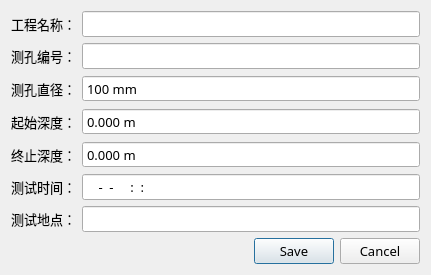
Qt form src/PrjInfoDialog.ui (jerky168/BoreholeAnalyzer) before a commit.
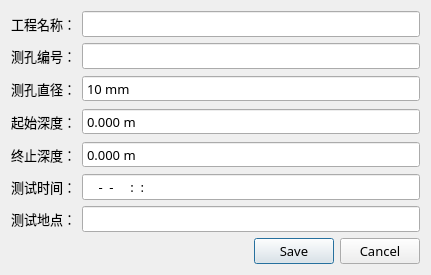
The same form after that commit. Icons and pictures are not drawn.

What changed in the file:
```diff
--- a/src/PrjInfoDialog.ui
+++ b/src/PrjInfoDialog.ui
@@ -128,16 +128,16 @@
       <string> mm</string>
      </property>
      <property name="minimum">
-      <number>100</number>
+      <number>10</number>
      </property>
      <property name="maximum">
-      <number>10000</number>
+      <number>1000</number>
      </property>
      <property name="singleStep">
       <number>100</number>
      </property>
      <property name="value">
-      <number>100</number>
+      <number>10</number>
      </property>
     </widget>
    </item>
```
Left out of the diff: 2 changed lines with no effect on the pictures.
